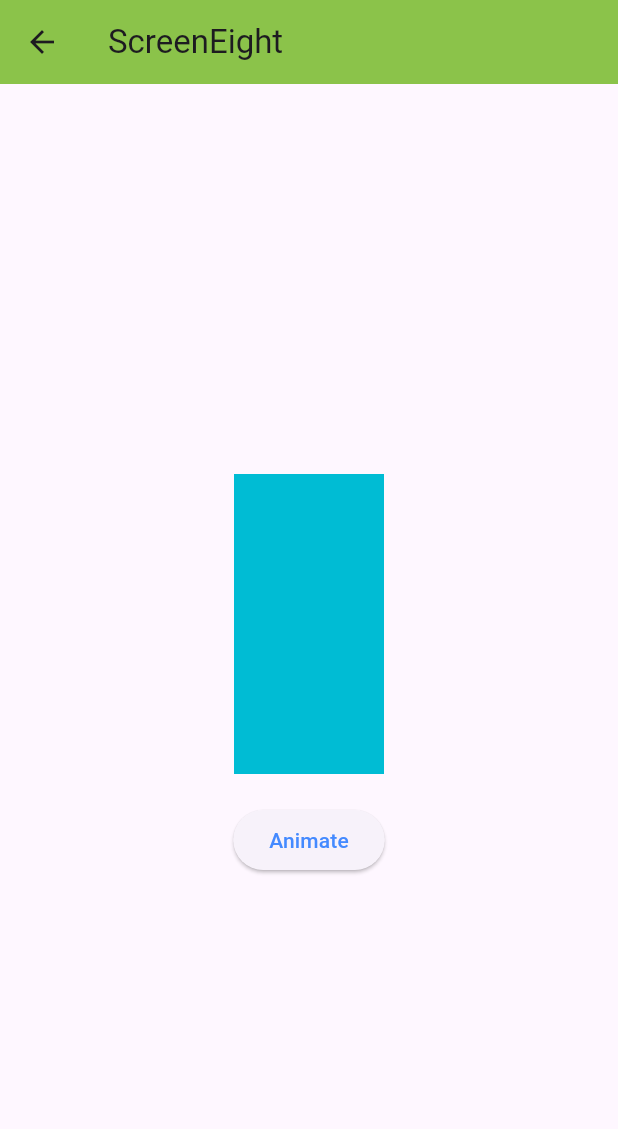
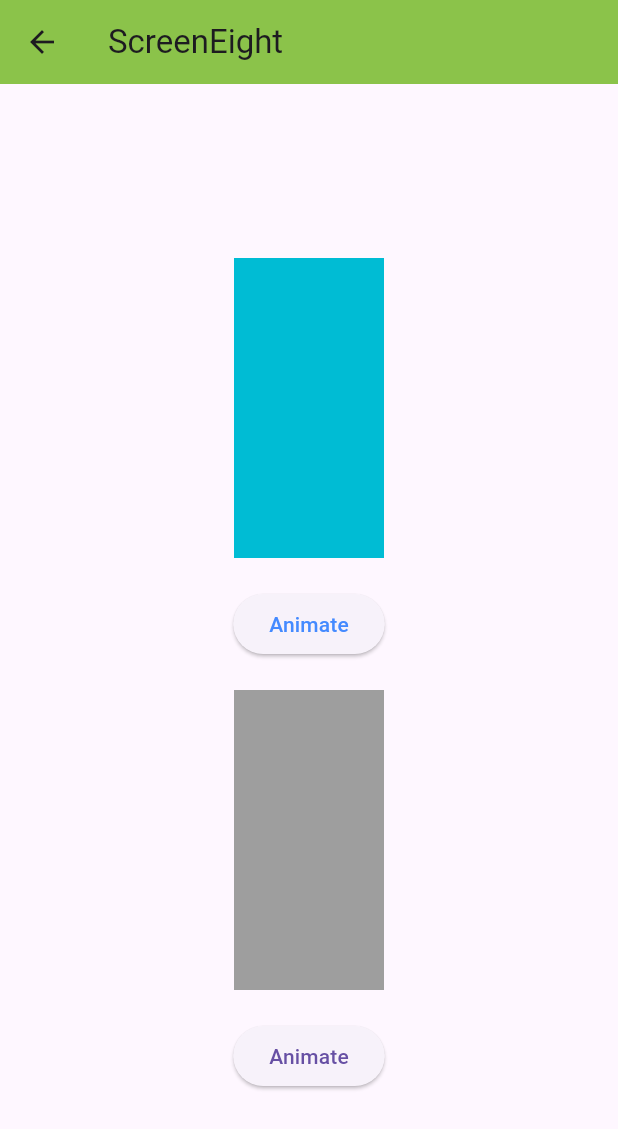
Before and after one commit to FAHIMSHAKIL102/flutter_wscube_practice, a Flutter app: the ScreeneightAnimation screen opened directly, on a phone screen of 412 x 824 dp. Shown: the top 1129 px of the screen. Run offline on Flutter 3.47's test engine with Material 3 defaults, Android fonts, the phone set to English and light mode, and no system bars; network calls fail.

Commit message:
add_animated_opacity

```diff
--- a/lib/screeneight_animation.dart
+++ b/lib/screeneight_animation.dart
@@ -1,3 +1,5 @@
+import 'dart:math';
+
 import 'package:flutter/material.dart';
 
 class ScreeneightAnimation extends StatefulWidget {
@@ -14,6 +16,7 @@ class _ScreeneightAnimationState extends State<ScreeneightAnimation> {
     color: Colors.cyan,
     borderRadius: BorderRadius.circular(0),
   );
+  double myOpacity = 1.0;
   bool isFlag = true;
   @override
   Widget build(BuildContext context) {
@@ -63,6 +66,26 @@ class _ScreeneightAnimationState extends State<ScreeneightAnimation> {
                 style: TextStyle(color: Colors.blueAccent),
               ),
             ),
+            SizedBox(height: 20),
+            AnimatedOpacity(
+              opacity: myOpacity,
+              duration: Duration(seconds: 2),
+              child: Container(height: 200, width: 100, color: Colors.grey),
+            ),
+            SizedBox(height: 20),
+            ElevatedButton(
+              onPressed: () {
+                if (isFlag) {
+                  myOpacity = 0.0;
+                  isFlag = false;
+                } else {
+                  myOpacity = 1.0;
+                  isFlag = true;
+                }
+                setState(() {});
+              },
+              child: Text('Animate'),
+            ),
           ],
         ),
       ),
```
